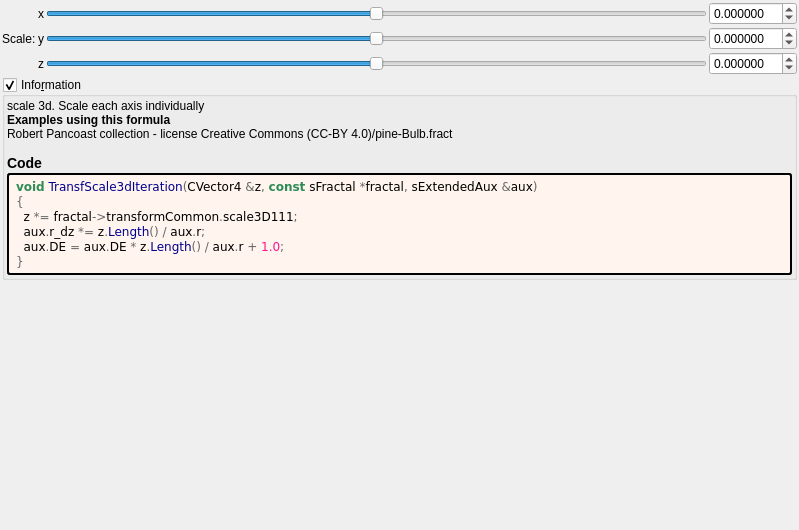
Before: the Qt Designer form mandelbulber2/formula/ui/fractal_transf_scale3d.ui in buddhi1980/mandelbulber2, drawn with Qt 5.
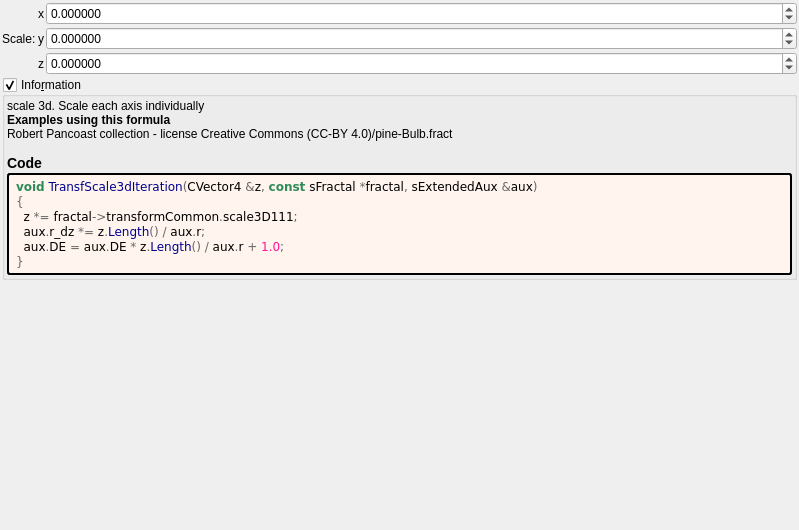
After: the same form once the commit is applied. Custom widgets are drawn as their Qt base class.

The edit to the form file:
```diff
--- a/mandelbulber2/formula/ui/fractal_transf_scale3d.ui
+++ b/mandelbulber2/formula/ui/fractal_transf_scale3d.ui
@@ -30,150 +30,12 @@
     <number>2</number>
    </property>
    <item>
-    <layout class="QGridLayout" name="gridLayout">
+    <layout class="QGridLayout" name="gridLayout" columnstretch="0,0,1">
      <property name="spacing">
       <number>2</number>
      </property>
-     <item row="0" column="3">
-      <widget class="MyDoubleSpinBox" name="spinbox3_transf_scale3D_111_x">
-       <property name="sizePolicy">
-        <sizepolicy hsizetype="Minimum" vsizetype="Maximum">
-         <horstretch>0</horstretch>
-         <verstretch>0</verstretch>
-        </sizepolicy>
-       </property>
-       <property name="prefix">
-        <string/>
-       </property>
-       <property name="suffix">
-        <string/>
-       </property>
-       <property name="decimals">
-        <number>6</number>
-       </property>
-       <property name="minimum">
-        <double>-99.989999999999995</double>
-       </property>
-       <property name="maximum">
-        <double>99.989999999999995</double>
-       </property>
-       <property name="singleStep">
-        <double>0.100000000000000</double>
-       </property>
-      </widget>
-     </item>
      <item row="0" column="2">
-      <widget class="QSlider" name="slider3_transf_scale3D_111_x">
-       <property name="sizePolicy">
-        <sizepolicy hsizetype="Expanding" vsizetype="Maximum">
-         <horstretch>0</horstretch>
-         <verstretch>0</verstretch>
-        </sizepolicy>
-       </property>
-       <property name="minimum">
-        <number>-10000000</number>
-       </property>
-       <property name="maximum">
-        <number>10000000</number>
-       </property>
-       <property name="value">
-        <number>0</number>
-       </property>
-       <property name="sliderPosition">
-        <number>0</number>
-       </property>
-       <property name="orientation">
-        <enum>Qt::Horizontal</enum>
-       </property>
-      </widget>
-     </item>
-     <item row="0" column="1">
-      <widget class="QLabel" name="label_109">
-       <property name="text">
-        <string notr="true">x</string>
-       </property>
-      </widget>
-     </item>
-     <item row="1" column="2">
-      <widget class="QSlider" name="slider3_transf_scale3D_111_y">
-       <property name="sizePolicy">
-        <sizepolicy hsizetype="Expanding" vsizetype="Maximum">
-         <horstretch>0</horstretch>
-         <verstretch>0</verstretch>
-        </sizepolicy>
-       </property>
-       <property name="minimum">
-        <number>-10000000</number>
-       </property>
-       <property name="maximum">
-        <number>10000000</number>
-       </property>
-       <property name="value">
-        <number>0</number>
-       </property>
-       <property name="sliderPosition">
-        <number>0</number>
-       </property>
-       <property name="orientation">
-        <enum>Qt::Horizontal</enum>
-       </property>
-      </widget>
-     </item>
-     <item row="2" column="2">
-      <widget class="QSlider" name="slider3_transf_scale3D_111_z">
-       <property name="sizePolicy">
-        <sizepolicy hsizetype="Expanding" vsizetype="Maximum">
-         <horstretch>0</horstretch>
-         <verstretch>0</verstretch>
-        </sizepolicy>
-       </property>
-       <property name="minimum">
-        <number>-10000000</number>
-       </property>
-       <property name="maximum">
-        <number>10000000</number>
-       </property>
-       <property name="value">
-        <number>0</number>
-       </property>
-       <property name="sliderPosition">
-        <number>0</number>
-       </property>
-       <property name="orientation">
-        <enum>Qt::Horizontal</enum>
-       </property>
-      </widget>
-     </item>
-     <item row="1" column="3">
-      <widget class="MyDoubleSpinBox" name="spinbox3_transf_scale3D_111_y">
-       <property name="sizePolicy">
-        <sizepolicy hsizetype="Minimum" vsizetype="Maximum">
-         <horstretch>0</horstretch>
-         <verstretch>0</verstretch>
-        </sizepolicy>
-       </property>
-       <property name="prefix">
-        <string/>
-       </property>
-       <property name="suffix">
-        <string/>
-       </property>
-       <property name="decimals">
-        <number>6</number>
-       </property>
-       <property name="minimum">
-        <double>-99.989999999999995</double>
-       </property>
-       <property name="maximum">
-        <double>99.989999999999995</double>
-       </property>
-       <property name="singleStep">
-        <double>0.100000000000000</double>
-       </property>
-      </widget>
-     </item>
-     <item row="2" column="3">
-      <widget class="MyDoubleSpinBox" name="spinbox3_transf_scale3D_111_z">
+      <widget class="MyDoubleSpinBox" name="spinbox3_transf_scale3D_111_x">
        <property name="sizePolicy">
         <sizepolicy hsizetype="Minimum" vsizetype="Maximum">
          <horstretch>0</horstretch>
@@ -207,13 +69,6 @@
        </property>
       </widget>
      </item>
-     <item row="2" column="1">
-      <widget class="QLabel" name="label_111">
-       <property name="text">
-        <string notr="true">z</string>
-       </property>
-      </widget>
-     </item>
      <item row="0" column="0" rowspan="3">
       <widget class="QLabel" name="label_108">
        <property name="text">
@@ -221,6 +76,76 @@
        </property>
       </widget>
      </item>
+     <item row="2" column="2">
+      <widget class="MyDoubleSpinBox" name="spinbox3_transf_scale3D_111_z">
+       <property name="sizePolicy">
+        <sizepolicy hsizetype="Minimum" vsizetype="Maximum">
+         <horstretch>0</horstretch>
+         <verstretch>0</verstretch>
+        </sizepolicy>
+       </property>
+       <property name="prefix">
+        <string/>
+       </property>
+       <property name="suffix">
+        <string/>
+       </property>
+       <property name="decimals">
+        <number>6</number>
+       </property>
+       <property name="minimum">
+        <double>-99.989999999999995</double>
+       </property>
+       <property name="maximum">
+        <double>99.989999999999995</double>
+       </property>
+       <property name="singleStep">
+        <double>0.100000000000000</double>
+       </property>
+      </widget>
+     </item>
+     <item row="0" column="1">
+      <widget class="QLabel" name="label_109">
+       <property name="text">
+        <string notr="true">x</string>
+       </property>
+      </widget>
+     </item>
+     <item row="2" column="1">
+      <widget class="QLabel" name="label_111">
+       <property name="text">
+        <string notr="true">z</string>
+       </property>
+      </widget>
+     </item>
+     <item row="1" column="2">
+      <widget class="MyDoubleSpinBox" name="spinbox3_transf_scale3D_111_y">
+       <property name="sizePolicy">
+        <sizepolicy hsizetype="Minimum" vsizetype="Maximum">
+         <horstretch>0</horstretch>
+         <verstretch>0</verstretch>
+        </sizepolicy>
+       </property>
+       <property name="prefix">
+        <string/>
+       </property>
+       <property name="suffix">
+        <string/>
+       </property>
+       <property name="decimals">
+        <number>6</number>
+       </property>
+       <property name="minimum">
+        <double>-99.989999999999995</double>
+       </property>
+       <property name="maximum">
+        <double>99.989999999999995</double>
+       </property>
+       <property name="singleStep">
+        <double>0.100000000000000</double>
+       </property>
+      </widget>
+     </item>
     </layout>
    </item>
    <item>
```
Left out of the diff: 5 changed lines with no effect on the pictures.
